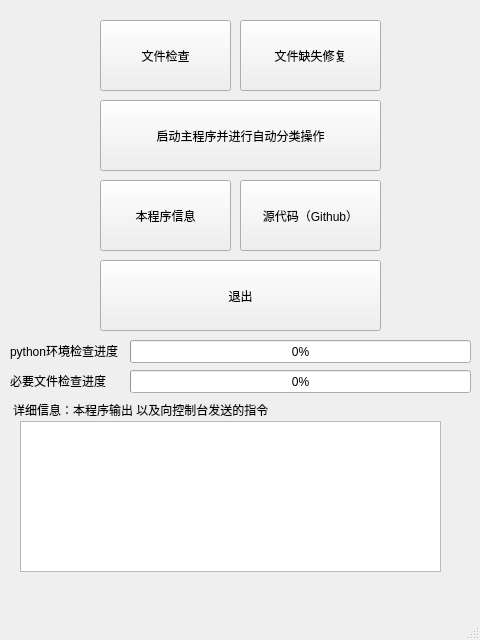
First picture: the form in QT/untitled/mainwindow.ui, repository lry-123456789/garbage-classification, before the edit.
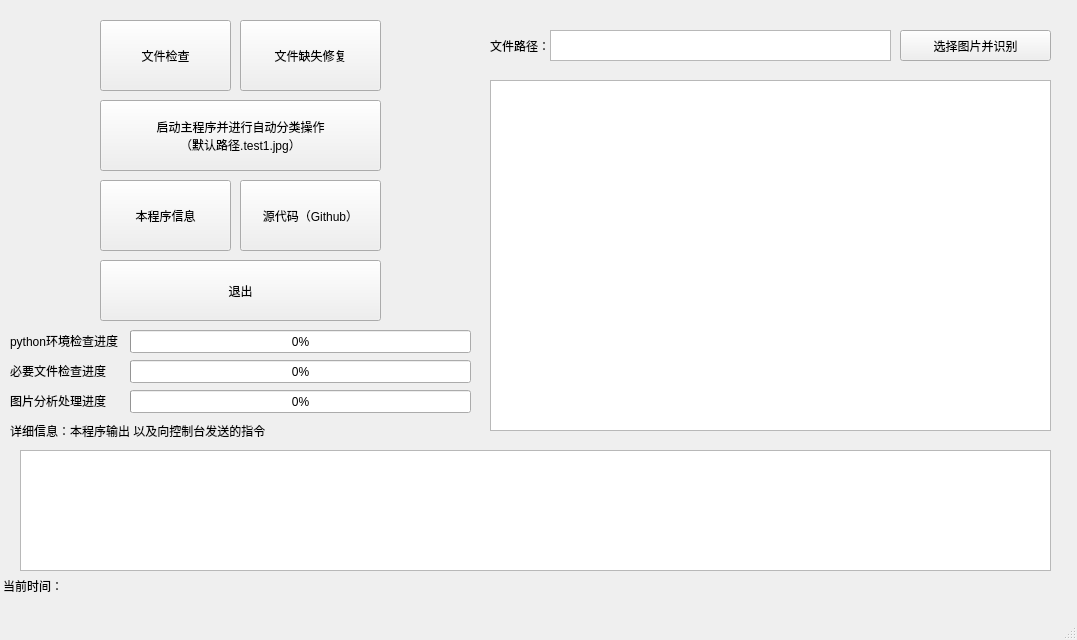
Second picture: the form after the edit.

Patch:
```diff
--- a/QT/untitled/mainwindow.ui
+++ b/QT/untitled/mainwindow.ui
@@ -9,13 +9,13 @@
    <rect>
     <x>0</x>
     <y>0</y>
-    <width>480</width>
+    <width>1077</width>
     <height>640</height>
    </rect>
   </property>
   <property name="maximumSize">
    <size>
-    <width>480</width>
+    <width>1077</width>
     <height>640</height>
    </size>
   </property>
@@ -49,7 +49,8 @@
      </rect>
     </property>
     <property name="text">
-     <string>启动主程序并进行自动分类操作</string>
+     <string>启动主程序并进行自动分类操作
+（默认路径.test1.jpg）</string>
     </property>
    </widget>
    <widget class="QPushButton" name="pushButton_3">
@@ -71,7 +72,7 @@
       <x>100</x>
       <y>260</y>
       <width>281</width>
-      <height>71</height>
+      <height>61</height>
      </rect>
     </property>
     <property name="text">
@@ -82,7 +83,7 @@
     <property name="geometry">
      <rect>
       <x>130</x>
-      <y>340</y>
+      <y>330</y>
       <width>341</width>
       <height>23</height>
      </rect>
@@ -104,7 +105,7 @@
     <property name="geometry">
      <rect>
       <x>10</x>
-      <y>340</y>
+      <y>330</y>
       <width>121</width>
       <height>21</height>
      </rect>
@@ -117,7 +118,7 @@
     <property name="geometry">
      <rect>
       <x>130</x>
-      <y>370</y>
+      <y>360</y>
       <width>341</width>
       <height>23</height>
      </rect>
@@ -133,7 +134,7 @@
     <property name="geometry">
      <rect>
       <x>10</x>
-      <y>370</y>
+      <y>360</y>
       <width>121</width>
       <height>21</height>
      </rect>
@@ -146,9 +147,9 @@
     <property name="geometry">
      <rect>
       <x>20</x>
-      <y>421</y>
-      <width>421</width>
-      <height>151</height>
+      <y>450</y>
+      <width>1031</width>
+      <height>121</height>
      </rect>
     </property>
     <property name="html">
@@ -162,8 +163,8 @@
    <widget class="QLabel" name="label_3">
     <property name="geometry">
      <rect>
-      <x>13</x>
-      <y>399</y>
+      <x>10</x>
+      <y>420</y>
       <width>271</width>
       <height>21</height>
      </rect>
@@ -198,6 +199,126 @@
      <string>源代码（Github）</string>
     </property>
    </widget>
+   <widget class="QLabel" name="label_4">
+    <property name="geometry">
+     <rect>
+      <x>10</x>
+      <y>390</y>
+      <width>101</width>
+      <height>21</height>
+     </rect>
+    </property>
+    <property name="text">
+     <string>图片分析处理进度</string>
+    </property>
+   </widget>
+   <widget class="QProgressBar" name="progressBar_3">
+    <property name="geometry">
+     <rect>
+      <x>130</x>
+      <y>390</y>
+      <width>341</width>
+      <height>23</height>
+     </rect>
+    </property>
+    <property name="value">
+     <number>0</number>
+    </property>
+   </widget>
+   <widget class="QLabel" name="label_5">
+    <property name="geometry">
+     <rect>
+      <x>3</x>
+      <y>570</y>
+      <width>81</width>
+      <height>31</height>
+     </rect>
+    </property>
+    <property name="text">
+     <string>当前时间：</string>
+    </property>
+   </widget>
+   <widget class="QLabel" name="label_6">
+    <property name="geometry">
+     <rect>
+      <x>63</x>
+      <y>577</y>
+      <width>381</width>
+      <height>16</height>
+     </rect>
+    </property>
+    <property name="text">
+     <string/>
+    </property>
+   </widget>
+   <widget class="QPlainTextEdit" name="plainTextEdit">
+    <property name="geometry">
+     <rect>
+      <x>550</x>
+      <y>30</y>
+      <width>341</width>
+      <height>31</height>
+     </rect>
+    </property>
+    <property name="readOnly">
+     <bool>true</bool>
+    </property>
+   </widget>
+   <widget class="QPushButton" name="pushButton_7">
+    <property name="geometry">
+     <rect>
+      <x>900</x>
+      <y>30</y>
+      <width>151</width>
+      <height>31</height>
+     </rect>
+    </property>
+    <property name="text">
+     <string>选择图片并识别</string>
+    </property>
+   </widget>
+   <widget class="QLabel" name="label_7">
+    <property name="geometry">
+     <rect>
+      <x>490</x>
+      <y>35</y>
+      <width>61</width>
+      <height>21</height>
+     </rect>
+    </property>
+    <property name="text">
+     <string>文件路径：</string>
+    </property>
+   </widget>
+   <widget class="QGraphicsView" name="graphicsView">
+    <property name="geometry">
+     <rect>
+      <x>490</x>
+      <y>80</y>
+      <width>561</width>
+      <height>351</height>
+     </rect>
+    </property>
+   </widget>
+   <widget class="QLabel" name="label_8">
+    <property name="geometry">
+     <rect>
+      <x>493</x>
+      <y>81</y>
+      <width>561</width>
+      <height>351</height>
+     </rect>
+    </property>
+    <property name="maximumSize">
+     <size>
+      <width>561</width>
+      <height>351</height>
+     </size>
+    </property>
+    <property name="text">
+     <string/>
+    </property>
+   </widget>
   </widget>
   <widget class="QMenuBar" name="menubar">
    <property name="geometry">
```
Left out of the diff: 2 changed lines with no effect on the pictures.
